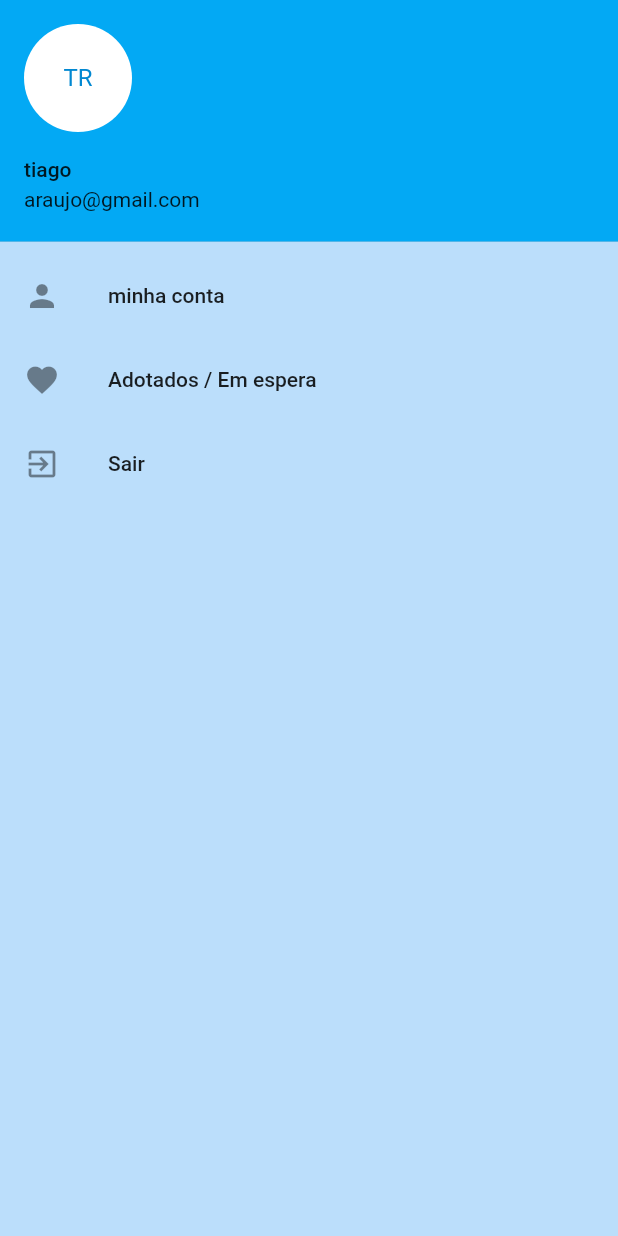
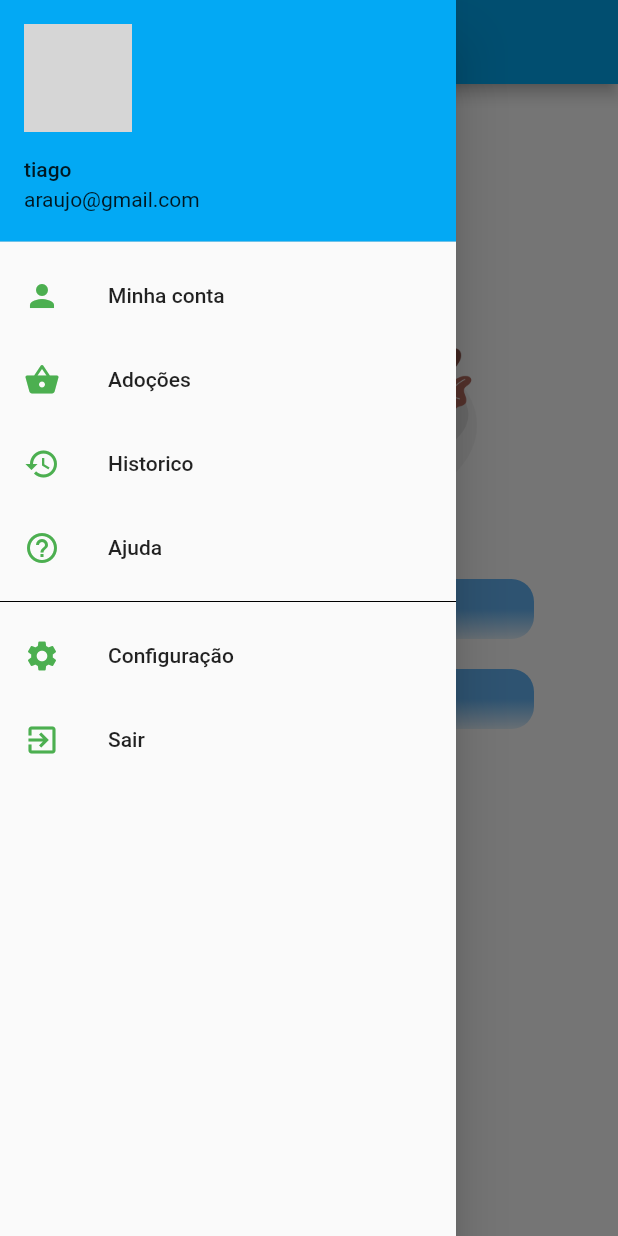
Before and after one commit to JhonatasSaints/Pet-Foster, a Flutter app: the menu screen opened directly, with the side drawer open, on a phone screen of 412 x 824 dp. Run offline on Flutter 3.47's test engine with Material 2 defaults, Android fonts, the phone set to English and light mode, and no system bars; our stand-ins replace firebase_auth, google_fonts; accounts and stored records are empty; network calls fail; grey boxes are pictures that could not be loaded.

Commit message:
new drawer

```diff
--- a/lib/pages/menu/menu_page.dart
+++ b/lib/pages/menu/menu_page.dart
@@ -194,43 +194,94 @@ class menuState extends State<menu> {
           ),
         ],
       ),
-      drawer: Container(
-        color: Colors.blue[100],
+      drawer: new Drawer(
+        // color: Colors.blue[100],
         child: ListView(
           padding: EdgeInsets.zero,
           children: <Widget>[
             UserAccountsDrawerHeader(
               accountEmail: Text("araujo@gmail.com"),
               accountName: Text("tiago"),
+              /*decoration: new BoxDecoration(
+                image: new DecorationImage(
+                  image: new ExactAssetImage('assets/imagens.jpg'),
+                  fit: BoxFit.cover,
+                ),
+              ),*/
               currentAccountPicture: CircleAvatar(
-                child: Text("TR"),
-                backgroundColor: Colors.white,
+                backgroundImage: NetworkImage(
+                    "https://randomuser.me/api/portraits/men/46.jpg"),
               ),
             ),
             ListTile(
-              leading: Icon(Icons.person),
-              title: Text("minha conta"),
+              leading: Icon(
+                Icons.person,
+                color: Colors.green,
+              ),
+              title: Text("Minha conta"),
               onTap: () {
                 Navigator.pop(context);
                 //navegar para  outra pagina
               },
             ),
             ListTile(
-              leading: Icon(Icons.favorite),
-              title: Text("Adotados / Em espera"),
+              leading: Icon(
+                Icons.shopping_basket,
+                color: Colors.green,
+              ),
+              title: Text("Adoções"),
               onTap: () {
                 Navigator.pop(context);
                 //navegar para outra pagina
               },
             ),
             ListTile(
-              leading: Icon(Icons.exit_to_app_outlined),
+              leading: Icon(
+                Icons.history,
+                color: Colors.green,
+              ),
+              title: Text("Historico"),
+              onTap: () {
+                Navigator.pop(context);
+                //navegar para outra pagina
+              },
+            ),
+            ListTile(
+              leading: Icon(
+                Icons.help_outline,
+                color: Colors.green,
+              ),
+              title: Text("Ajuda"),
+              onTap: () {
+                Navigator.pop(context);
+                //navegar para outra pagina
+              },
+            ),
+            Divider(
+              color: Colors.black,
+            ),
+            ListTile(
+              leading: Icon(
+                Icons.settings,
+                color: Colors.green,
+              ),
+              title: Text("Configuração"),
+              onTap: () {
+                Navigator.pop(context);
+                //navegar para outra pagina
+              },
+            ),
+            ListTile(
+              leading: Icon(
+                Icons.exit_to_app_outlined,
+                color: Colors.green,
+              ),
               title: Text("Sair"),
               onTap: () {
                 Navigator.pop(context);
                 //navegar para outra pagina
               },
-            )
+            ),
           ],
         ),
       ),
```
